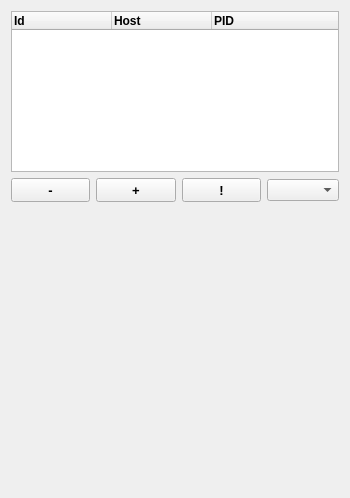
burlen/SciberQuestToolKit, file pqProcessMonitorForm.ui: the form before one commit.
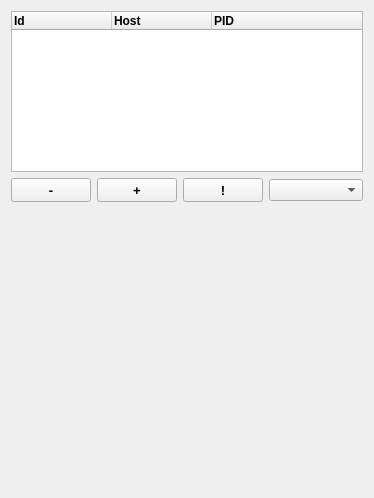
The form after the commit.

Diff of the .ui file:
```diff
--- a/pqProcessMonitorForm.ui
+++ b/pqProcessMonitorForm.ui
@@ -6,7 +6,7 @@
    <rect>
     <x>0</x>
     <y>0</y>
-    <width>350</width>
+    <width>374</width>
     <height>498</height>
    </rect>
   </property>
```
